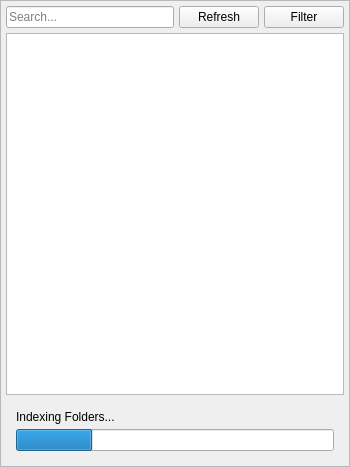
This is src/gui/librarywidget.ui in tom-23/Horizon as Qt 5 draws it before an edit. The edited form follows.
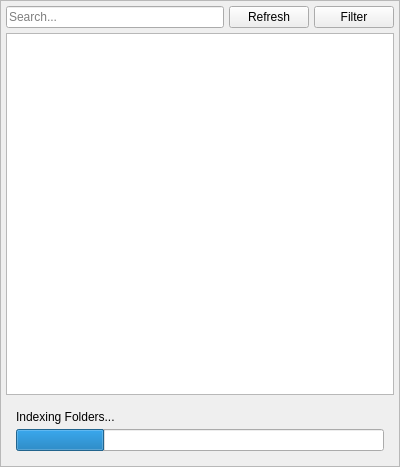
This is the edited form.

The edit to the form file:
```diff
--- a/src/gui/librarywidget.ui
+++ b/src/gui/librarywidget.ui
@@ -6,7 +6,7 @@
    <rect>
     <x>0</x>
     <y>0</y>
-    <width>350</width>
+    <width>400</width>
     <height>467</height>
    </rect>
   </property>
@@ -18,23 +18,17 @@
   </property>
   <property name="minimumSize">
    <size>
-    <width>350</width>
+    <width>0</width>
     <height>0</height>
    </size>
   </property>
-  <property name="maximumSize">
-   <size>
-    <width>400</width>
-    <height>16777215</height>
-   </size>
-  </property>
   <property name="windowTitle">
    <string>Form</string>
   </property>
   <property name="styleSheet">
    <string notr="true"/>
   </property>
-  <layout class="QVBoxLayout" name="verticalLayout_2">
+  <layout class="QHBoxLayout" name="horizontalLayout">
    <property name="spacing">
     <number>0</number>
    </property>
@@ -52,6 +46,12 @@
    </property>
    <item>
     <widget class="QFrame" name="container">
+     <property name="minimumSize">
+      <size>
+       <width>400</width>
+       <height>0</height>
+      </size>
+     </property>
      <property name="frameShape">
       <enum>QFrame::StyledPanel</enum>
      </property>
```
